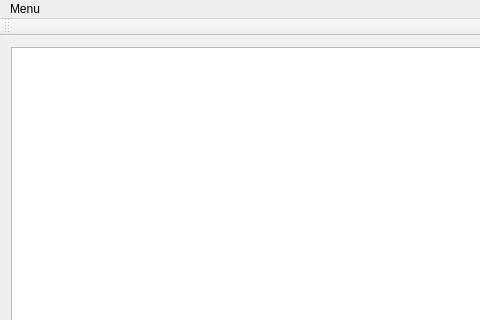
Qt form SymControl/mainwindow.ui (donut181/dyplom) before a commit; both pictures show x 0 to 480 and y 0 to 320 of the 778 by 478 pixel window.
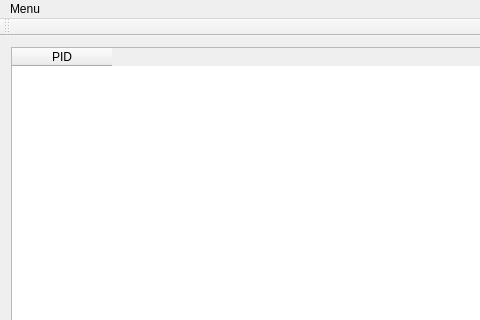
The same form after that commit.

Diff of the .ui file:
```diff
--- a/SymControl/mainwindow.ui
+++ b/SymControl/mainwindow.ui
@@ -16,7 +16,13 @@
   <widget class="QWidget" name="centralWidget">
    <layout class="QVBoxLayout" name="verticalLayout">
     <item>
-     <widget class="QTableWidget" name="tableWidget"/>
+     <widget class="QTableWidget" name="tableWidget">
+      <column>
+       <property name="text">
+        <string>PID</string>
+       </property>
+      </column>
+     </widget>
     </item>
    </layout>
   </widget>
```
